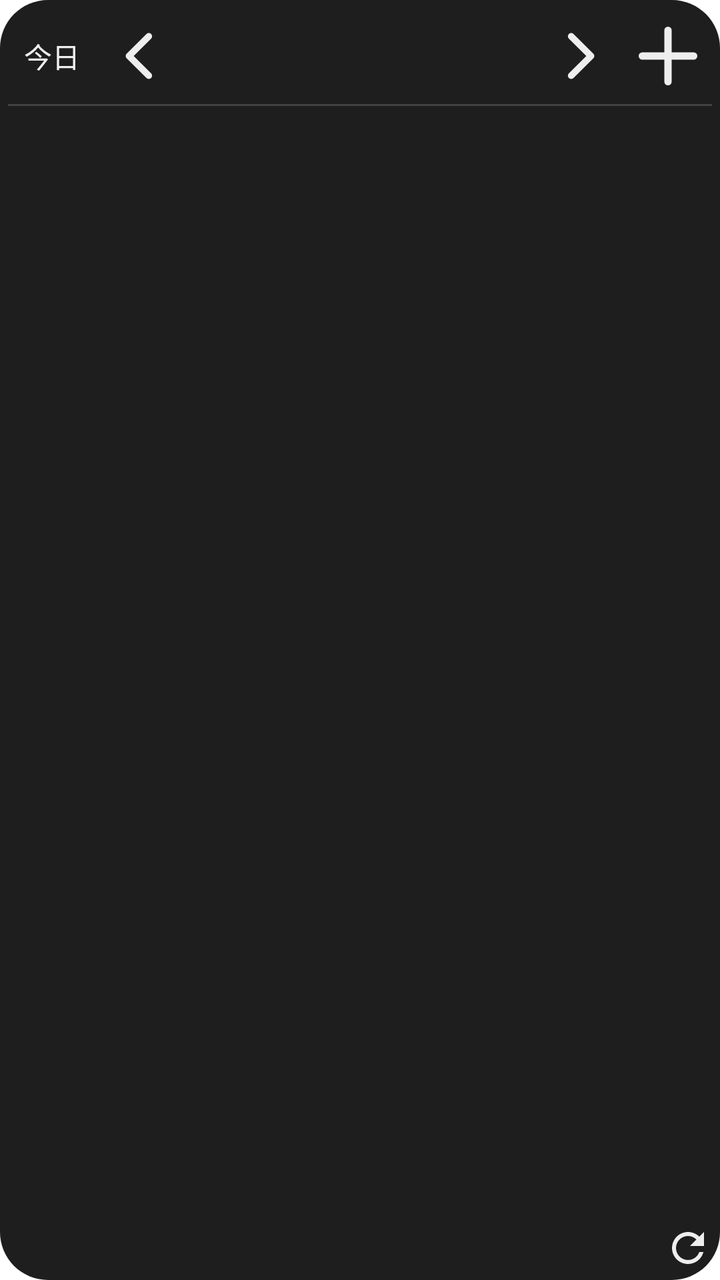
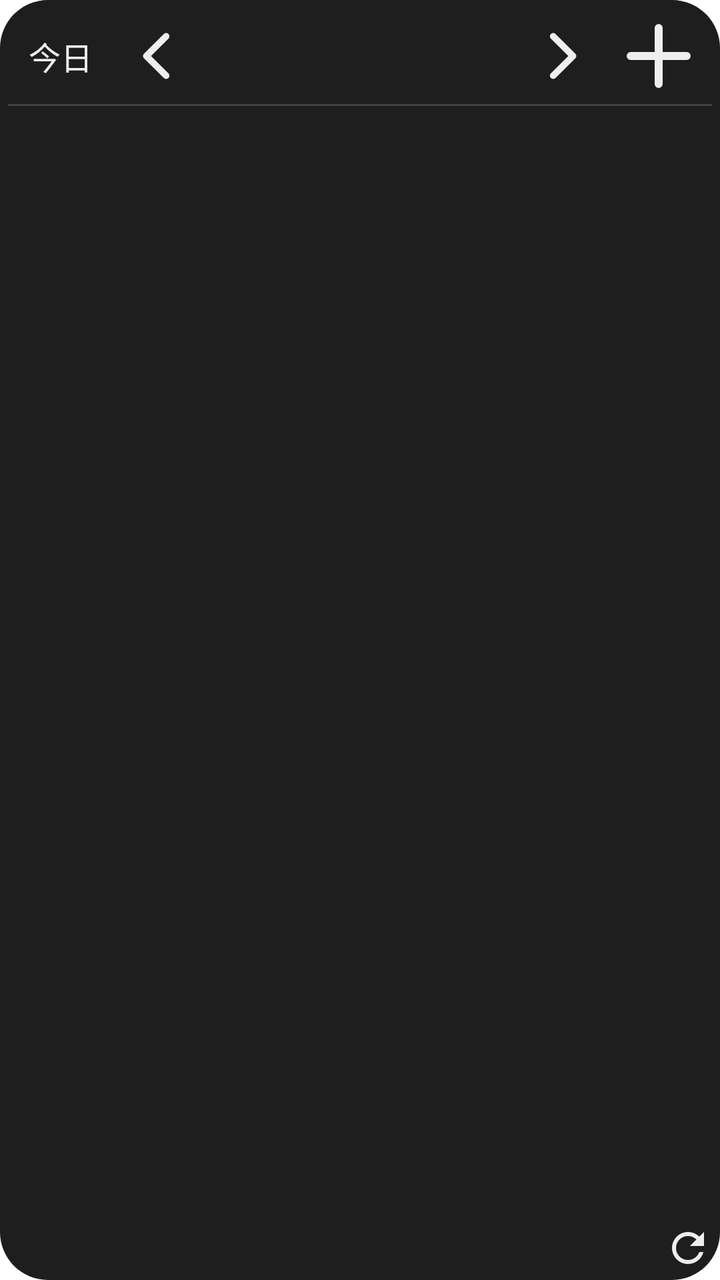

An Android layout rendered at two revisions. The XML below is the earlier revision; the diff shows what the commit changed to produce the second picture.
<!-- AndroidManifest.xml: fallback theme Theme.MaterialComponents.DayNight.NoActionBar -->
<!-- res/layout/daily_calendar_widget_dark.xml -->
<?xml version="1.0" encoding="utf-8"?>
<FrameLayout xmlns:android="http://schemas.android.com/apk/res/android"
    android:layout_width="match_parent" android:layout_height="match_parent"
    android:background="@drawable/calendar_widget_background_dark" android:padding="4dp">
    <LinearLayout android:id="@+id/calendar_content" android:layout_width="match_parent"
        android:layout_height="match_parent" android:orientation="vertical">
        <LinearLayout android:id="@+id/daily_compact_header" android:layout_width="match_parent"
            android:layout_height="24dp" android:visibility="gone" android:gravity="center_vertical">
            <TextView android:id="@+id/daily_compact_date" android:layout_width="0dp" android:layout_weight="1"
                android:layout_height="match_parent" android:gravity="center" android:maxLines="1"
                android:textSize="14sp" android:textColor="#EEEEEE" android:ellipsize="end"/>
            <ImageView android:id="@+id/daily_compact_refresh" android:layout_width="24dp" android:layout_height="match_parent"
                android:scaleType="fitCenter" android:src="@drawable/ic_widget_refresh_dark" android:contentDescription="更新"/>
        </LinearLayout>
        <LinearLayout android:id="@+id/daily_navigation" android:layout_width="match_parent" android:layout_height="wrap_content" android:minHeight="48dp"
            android:gravity="center_vertical" android:baselineAligned="false">
            <TextView android:id="@+id/calendar_today" android:layout_width="0dp" android:layout_weight="1" android:layout_height="match_parent"
                android:gravity="center" android:includeFontPadding="false" android:text="今日" android:textSize="14sp" android:textColor="#EEEEEE"/>
            <ImageView android:id="@+id/calendar_previous" android:layout_width="0dp" android:layout_weight="1" android:layout_height="match_parent"
                android:scaleType="fitCenter" android:src="@drawable/calendar_widget_previous_dark" android:contentDescription="前日"/>
            <TextView android:id="@+id/calendar_selected_date" android:layout_width="0dp" android:layout_weight="4"
                android:layout_height="match_parent" android:gravity="center" android:includeFontPadding="false"
                android:textSize="18sp" android:textColor="#EEEEEE" android:maxLines="1" android:ellipsize="end"/>
            <ImageView android:id="@+id/calendar_next" android:layout_width="0dp" android:layout_weight="1" android:layout_height="match_parent"
                android:scaleType="fitCenter" android:src="@drawable/calendar_widget_next_dark" android:contentDescription="翌日"/>
            <ImageView android:id="@+id/calendar_add" android:layout_width="0dp" android:layout_weight="1" android:layout_height="match_parent"
                android:scaleType="fitCenter" android:src="@drawable/calendar_widget_add_dark" android:contentDescription="予定を追加"/>
        </LinearLayout>
        <TextView android:layout_width="match_parent" android:layout_height="1dp" android:background="#424242"/>
        <FrameLayout android:layout_width="match_parent" android:layout_height="0dp" android:layout_weight="1">
            <ListView android:id="@+id/calendar_events" android:layout_width="match_parent" android:layout_height="match_parent"
                android:divider="@android:color/transparent" android:dividerHeight="0dp" android:scrollbars="vertical"/>
            <TextView android:id="@+id/calendar_empty" android:layout_width="match_parent" android:layout_height="match_parent"
                android:gravity="center" android:textSize="12sp" android:textColor="#BDBDBD"/>
        </FrameLayout>
        <LinearLayout android:id="@+id/daily_footer" android:layout_width="match_parent" android:layout_height="24dp" android:gravity="center_vertical">
            <TextView android:id="@+id/calendar_last_updated" android:layout_width="0dp" android:layout_weight="1"
                android:layout_height="match_parent" android:gravity="end|center_vertical"
                android:textSize="9sp" android:textColor="#BDBDBD" android:maxLines="1" android:ellipsize="end"/>
            <ImageView android:id="@+id/calendar_refresh" android:layout_width="24dp" android:layout_height="match_parent"
                android:scaleType="fitCenter" android:src="@drawable/ic_widget_refresh_dark" android:contentDescription="更新"/>
        </LinearLayout>
    </LinearLayout>
    <TextView android:id="@+id/calendar_message" android:layout_width="match_parent" android:layout_height="match_parent"
        android:text="表示対象グループを設定してください" android:gravity="center" android:textSize="12sp" android:textColor="#EEEEEE" android:visibility="gone"/>
</FrameLayout>
<!-- resources referenced by this layout -->
<resources>
  <!-- drawable calendar_widget_add_dark (drawable) -->
  <?xml version="1.0" encoding="utf-8"?>
  <vector xmlns:android="http://schemas.android.com/apk/res/android"
      android:width="24dp" android:height="24dp"
      android:viewportWidth="24" android:viewportHeight="24">
      <path android:pathData="M5,12 L19,12 M12,5 L12,19"
          android:fillColor="@android:color/transparent" android:strokeColor="#EEEEEE"
          android:strokeWidth="2" android:strokeLineCap="round"/>
  </vector>
  <!-- drawable calendar_widget_background_dark (drawable) -->
  <?xml version="1.0" encoding="utf-8"?>
  <shape xmlns:android="http://schemas.android.com/apk/res/android" android:shape="rectangle">
      <solid android:color="#1E1E1E"/>
      <corners android:radius="24dp"/>
  </shape>
  <!-- drawable calendar_widget_next_dark (drawable) -->
  <?xml version="1.0" encoding="utf-8"?>
  <vector xmlns:android="http://schemas.android.com/apk/res/android"
      android:width="40dp" android:height="36dp"
      android:viewportWidth="40" android:viewportHeight="36">
      <path android:pathData="M16,9 L25,18 L16,27"
          android:fillColor="@android:color/transparent" android:strokeColor="#EEEEEE"
          android:strokeWidth="3" android:strokeLineCap="round" android:strokeLineJoin="round"/>
  </vector>
  <!-- drawable calendar_widget_previous_dark (drawable) -->
  <?xml version="1.0" encoding="utf-8"?>
  <vector xmlns:android="http://schemas.android.com/apk/res/android"
      android:width="40dp" android:height="36dp"
      android:viewportWidth="40" android:viewportHeight="36">
      <path android:pathData="M24,9 L15,18 L24,27"
          android:fillColor="@android:color/transparent" android:strokeColor="#EEEEEE"
          android:strokeWidth="3" android:strokeLineCap="round" android:strokeLineJoin="round"/>
  </vector>
  <!-- drawable ic_widget_refresh_dark (drawable) -->
  <vector xmlns:android="http://schemas.android.com/apk/res/android"
      android:width="24dp"
      android:height="24dp"
      android:viewportWidth="24"
      android:viewportHeight="24">
      <path
          android:fillColor="#FFEEEEEE"
          android:pathData="M17.65,6.35C16.2,4.9 14.21,4 12,4C7.58,4 4.01,7.58 4.01,12S7.58,20 12,20C15.73,20 18.84,17.45 19.73,14H17.65C16.82,16.33 14.61,18 12,18C8.69,18 6,15.31 6,12S8.69,6 12,6C13.66,6 15.14,6.69 16.22,7.78L13,11H20V4L17.65,6.35Z" />
  </vector>
</resources>

<!-- the commit's change to res/layout/daily_calendar_widget_dark.xml (unified diff, before → after) -->
@@ -14,16 +14,16 @@
         </LinearLayout>
         <LinearLayout android:id="@+id/daily_navigation" android:layout_width="match_parent" android:layout_height="wrap_content" android:minHeight="48dp"
             android:gravity="center_vertical" android:baselineAligned="false">
-            <TextView android:id="@+id/calendar_today" android:layout_width="0dp" android:layout_weight="1" android:layout_height="match_parent"
-                android:gravity="center" android:includeFontPadding="false" android:text="今日" android:textSize="14sp" android:textColor="#EEEEEE"/>
+            <TextView android:id="@+id/calendar_today" android:layout_width="0dp" android:layout_weight="1.2" android:layout_height="match_parent"
+                android:gravity="center" android:includeFontPadding="false" android:text="今日" android:textSize="16sp" android:textColor="#EEEEEE"/>
             <ImageView android:id="@+id/calendar_previous" android:layout_width="0dp" android:layout_weight="1" android:layout_height="match_parent"
                 android:scaleType="fitCenter" android:src="@drawable/calendar_widget_previous_dark" android:contentDescription="前日"/>
-            <TextView android:id="@+id/calendar_selected_date" android:layout_width="0dp" android:layout_weight="4"
+            <TextView android:id="@+id/calendar_selected_date" android:layout_width="0dp" android:layout_weight="3.6"
                 android:layout_height="match_parent" android:gravity="center" android:includeFontPadding="false"
                 android:textSize="18sp" android:textColor="#EEEEEE" android:maxLines="1" android:ellipsize="end"/>
             <ImageView android:id="@+id/calendar_next" android:layout_width="0dp" android:layout_weight="1" android:layout_height="match_parent"
                 android:scaleType="fitCenter" android:src="@drawable/calendar_widget_next_dark" android:contentDescription="翌日"/>
-            <ImageView android:id="@+id/calendar_add" android:layout_width="0dp" android:layout_weight="1" android:layout_height="match_parent"
+            <ImageView android:id="@+id/calendar_add" android:layout_width="0dp" android:layout_weight="1.2" android:layout_height="match_parent"
                 android:scaleType="fitCenter" android:src="@drawable/calendar_widget_add_dark" android:contentDescription="予定を追加"/>
         </LinearLayout>
         <TextView android:layout_width="match_parent" android:layout_height="1dp" android:background="#424242"/>
